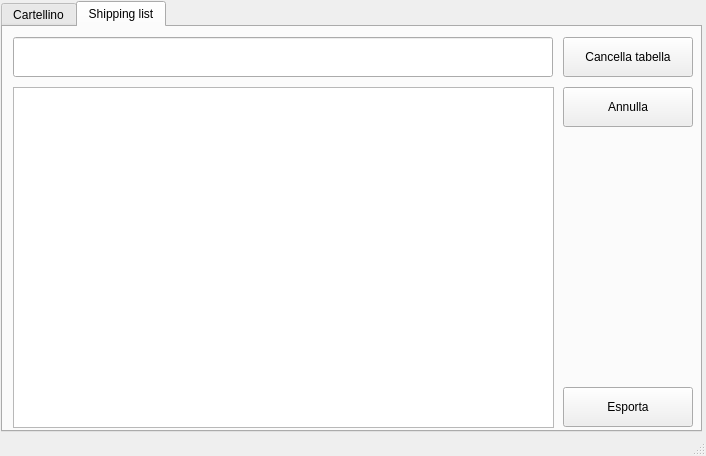
Above: interface.ui from il-palmi/CIP-Gen before the change. Below: the same form after it.
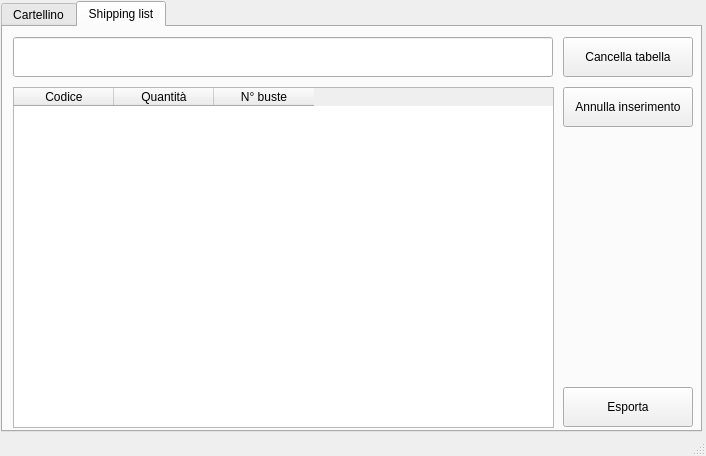
That is the form after the change. The open tabs and pages were chosen to show the change.

Commit message: Added shipping list tab and functionalities

The edit to the form file:
```diff
--- a/interface.ui
+++ b/interface.ui
@@ -304,6 +304,33 @@
         <height>341</height>
        </rect>
       </property>
+      <property name="selectionBehavior">
+       <enum>QAbstractItemView::SelectRows</enum>
+      </property>
+      <attribute name="horizontalHeaderHighlightSections">
+       <bool>true</bool>
+      </attribute>
+      <attribute name="verticalHeaderVisible">
+       <bool>false</bool>
+      </attribute>
+      <attribute name="verticalHeaderHighlightSections">
+       <bool>false</bool>
+      </attribute>
+      <column>
+       <property name="text">
+        <string>Codice</string>
+       </property>
+      </column>
+      <column>
+       <property name="text">
+        <string>Quantità</string>
+       </property>
+      </column>
+      <column>
+       <property name="text">
+        <string>N° buste</string>
+       </property>
+      </column>
      </widget>
      <widget class="QPushButton" name="clearTableBtn">
       <property name="geometry">
@@ -328,7 +355,7 @@
        </rect>
       </property>
       <property name="text">
-       <string>Annulla</string>
+       <string>Annulla inserimento</string>
       </property>
      </widget>
      <widget class="QPushButton" name="exportBtn">
```
The commit also changes 1 other file.
